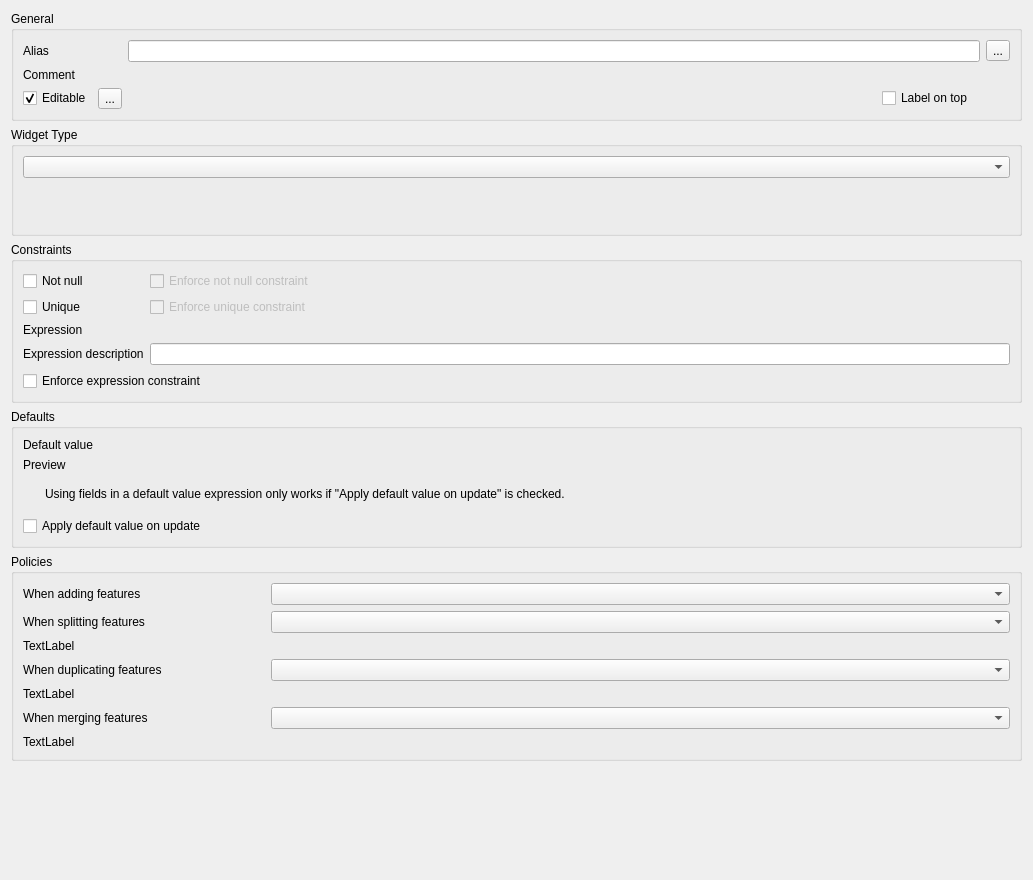
Before: the Qt Designer form src/ui/attributeformconfig/qgsattributetypeedit.ui in qgis/QGIS, drawn with Qt 5.
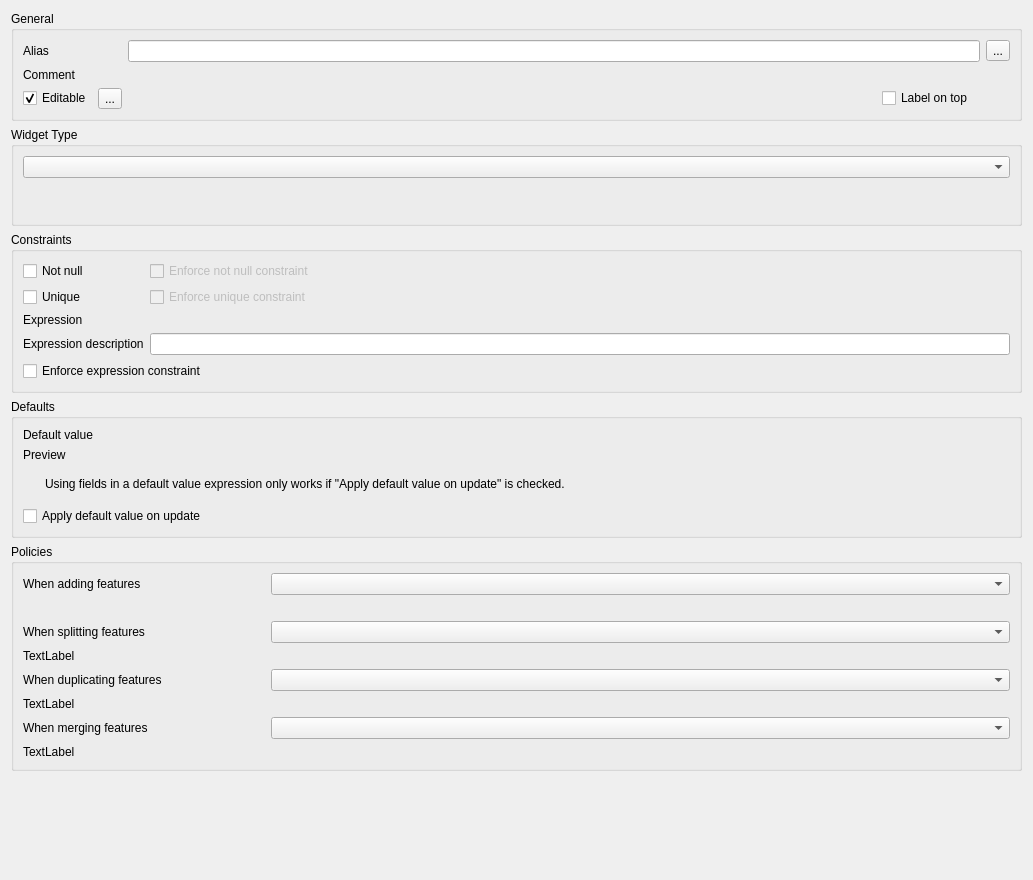
After: the same form once the commit is applied. Icons and pictures are not drawn. Custom widgets are drawn as their Qt base class.

Commit message: Address review by adding helper to explain default value vs. last value and pin session behavior

```diff
--- a/src/ui/attributeformconfig/qgsattributetypeedit.ui
+++ b/src/ui/attributeformconfig/qgsattributetypeedit.ui
@@ -281,17 +281,27 @@
       <item row="0" column="1" colspan="3">
        <widget class="QComboBox" name="mReuseLastValuePolicyComboBox"/>
       </item>
-      <item row="1" column="0">
+      <item row="1" column="0" colspan="4">
+       <widget class="QLabel" name="mReuseLastValuePolicyDescriptionLabel">
+        <property name="text">
+         <string/>
+        </property>
+        <property name="wordWrap">
+         <bool>true</bool>
+        </property>
+       </widget>
+      </item>
+      <item row="2" column="0">
        <widget class="QLabel" name="mSplitPolicyLabel">
         <property name="text">
          <string>When splitting features</string>
         </property>
        </widget>
       </item>
-      <item row="5" column="1" colspan="3">
+      <item row="6" column="1" colspan="3">
        <widget class="QComboBox" name="mDuplicatePolicyComboBox"/>
       </item>
-      <item row="6" column="0" colspan="4">
+      <item row="7" column="0" colspan="4">
        <widget class="QLabel" name="mDuplicatePolicyDescriptionLabel">
         <property name="text">
          <string>TextLabel</string>
@@ -301,27 +311,27 @@
         </property>
        </widget>
       </item>
-      <item row="7" column="1" colspan="3">
+      <item row="8" column="1" colspan="3">
        <widget class="QComboBox" name="mMergePolicyComboBox"/>
       </item>
-      <item row="7" column="0">
+      <item row="8" column="0">
        <widget class="QLabel" name="mMergePolicyLabel">
         <property name="text">
          <string>When merging features</string>
         </property>
        </widget>
       </item>
-      <item row="5" column="0">
+      <item row="6" column="0">
        <widget class="QLabel" name="mDuplicatePolicyLabel">
         <property name="text">
          <string>When duplicating features</string>
         </property>
        </widget>
       </item>
-      <item row="1" column="1" colspan="3">
+      <item row="2" column="1" colspan="3">
        <widget class="QComboBox" name="mSplitPolicyComboBox"/>
       </item>
-      <item row="2" column="0" colspan="4">
+      <item row="3" column="0" colspan="4">
        <widget class="QLabel" name="mSplitPolicyDescriptionLabel">
         <property name="text">
          <string>TextLabel</string>
@@ -331,7 +341,7 @@
         </property>
        </widget>
       </item>
-      <item row="8" column="0" colspan="4">
+      <item row="9" column="0" colspan="4">
        <widget class="QLabel" name="mMergePolicyDescriptionLabel">
         <property name="text">
          <string>TextLabel</string>
```
The commit also changes 8 other files.
